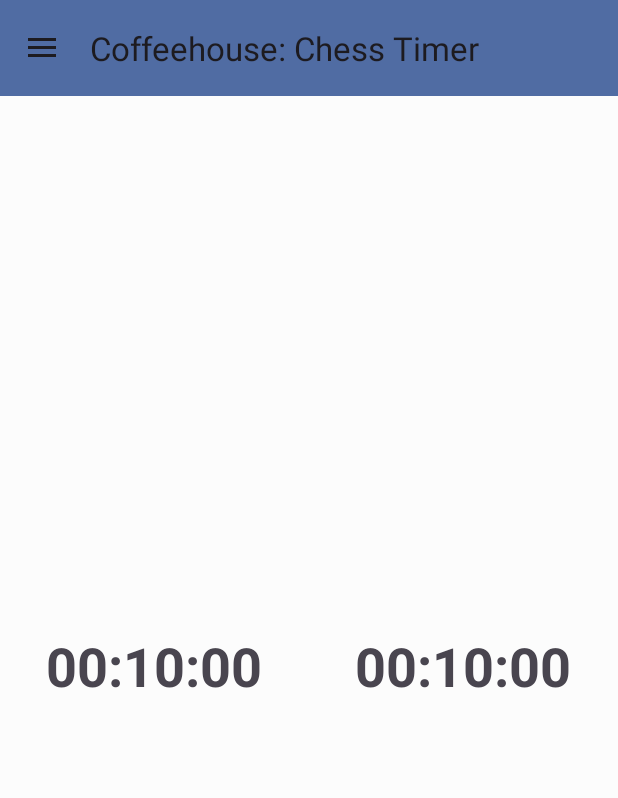
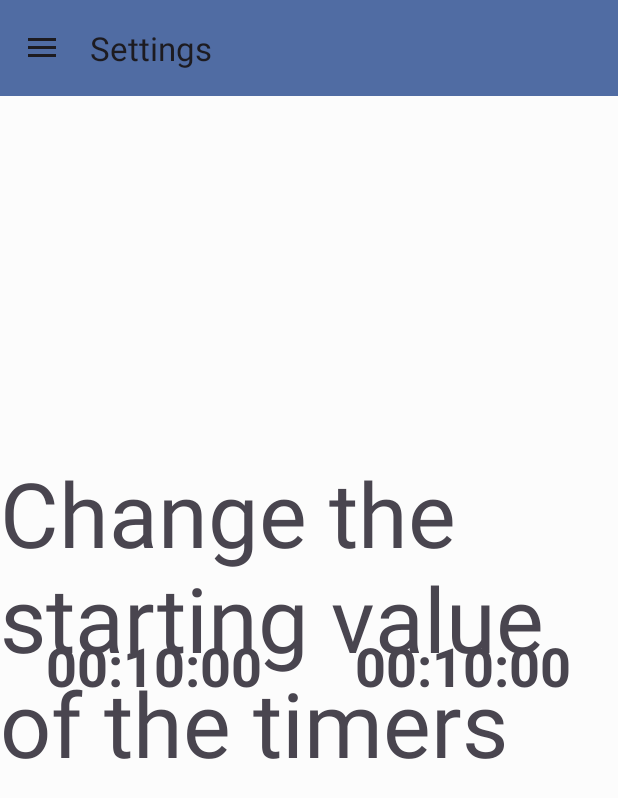
Before and after one commit to candlehand/coffeehouse, an Android app: the screen it shows after launch (MainActivity), in the side drawer, after a tap on "Settings", on a phone screen of 412 x 824 dp. Shown: the top 798 px of the screen. Run offline under Robolectric (Android 15) with nearby library versions, the phone set to English and light mode, and no system bars.

Commit message:
added Pause button. Added framework for switching fragments

```diff
--- a/coffeehouse/app/src/main/java/com/weatherly/coffeehouse/MainActivity.kt
+++ b/coffeehouse/app/src/main/java/com/weatherly/coffeehouse/MainActivity.kt
@@ -35,24 +35,33 @@ import androidx.appcompat.widget.SwitchCompat
 import androidx.appcompat.widget.Toolbar
 import androidx.core.view.GravityCompat
 import androidx.drawerlayout.widget.DrawerLayout
+import androidx.fragment.app.Fragment
+import androidx.fragment.app.FragmentManager
 import com.google.android.material.navigation.NavigationView
 import com.google.android.material.switchmaterial.SwitchMaterial
 import java.text.DecimalFormat
+import com.weatherly.coffeehouse.SetTimeFragment
 
 class MainActivity : AppCompatActivity() {
 
-    // variables for navigation bar function
-    private lateinit var drawerLayout: DrawerLayout
-    private lateinit var actionBarDrawerToggle: ActionBarDrawerToggle
-    // hold user's selection of which player's turn it is
+
+    // user's selection of which player's turn it is
     private var timerSelected = 1
-    // holds remaining time on each clock
+    // keep track of which clock is running
+    var clock1Running = false
+    var clock2Running = false
+    // remaining time on each clock
     var clock1Time: Long = 600000
     var clock2Time: Long = 600000
     // init textView variables for the 2 clocks
     lateinit var clock1 : TextView
     lateinit var clock2 : TextView
-    // init nave menu switch
+    // track pause state
+    private var isPaused = false
+    // variables for navigation bar function
+    private lateinit var drawerLayout: DrawerLayout
+    private lateinit var actionBarDrawerToggle: ActionBarDrawerToggle
+    // init nav menu switch
     private lateinit var switchDarkMode: SwitchCompat
 
     // runs on creation of the main activity, at app start
@@ -75,6 +84,10 @@ class MainActivity : AppCompatActivity() {
         // uses the toolbar as an actionbar
         setSupportActionBar(toolbar)
 
+        // assign the clock view ids to variables
+        clock1 = findViewById(R.id.clock1)
+        clock2 = findViewById(R.id.clock2)
+
         // drawer layout instance to toggle the menu icon to open
         // drawer and back button to close drawer
         drawerLayout = findViewById(R.id.my_drawer_layout)
@@ -93,12 +106,7 @@ class MainActivity : AppCompatActivity() {
             onNavigationItemSelected(menuItem)
         }
 
-        // assign the clock view ids to variables
-        clock1 = findViewById(R.id.clock1)
-        clock2 = findViewById(R.id.clock2)
-        // assign initial values to clock text. To be changed into variables
-        clock1.text = getString(R.string.initialClock)
-        clock2.text = getString(R.string.initialClock)
+
 
         // if saved state exists, retrieve clock times before proceeding
         if (savedInstanceState != null) {
@@ -122,6 +130,9 @@ class MainActivity : AppCompatActivity() {
 
         val body: TextView = dialog.findViewById(R.id.intro_card)
         body.text = getString(R.string.intro_message)
+        // set clocks before message is displayed
+        setClockText(clock1, clock1Time)
+        setClockText(clock2, clock2Time)
 
         // closes the dialog when user clicks outside of it
         dialog.setCanceledOnTouchOutside(true)
@@ -143,32 +154,48 @@ class MainActivity : AppCompatActivity() {
 
     private fun onNavigationItemSelected(menuItem: MenuItem): Boolean {
         Log.d("MainActivity", "Menu item selected: ${menuItem.title}")
-        val id = menuItem.itemId
-        when (id) {
+        when (val id = menuItem.itemId) {
             R.id.nav_dark_mode -> {
                 // Handle the theme switch action
-                Toast.makeText(this, "Theme switch selected", Toast.LENGTH_SHORT).show()
+                Toast.makeText(this, "Theme changed", Toast.LENGTH_SHORT).show()
                 toggleDarkMode(menuItem)
-                // val intent = Intent(this, HomeActivity::class.java)
-                // startActivity(intent)
             }
             R.id.nav_settings -> {
                 // Handle the settings action
-                Toast.makeText(this, "Settings selected", Toast.LENGTH_SHORT).show()
+                Toast.makeText(this, "Settings menu coming soon!", Toast.LENGTH_SHORT).show()
+                pauseTimers()
+                replaceFragment(SetTimeFragment(), menuItem.title.toString())
+
             }
             R.id.nav_reset -> {
                 // Handle the reset action
-                Toast.makeText(this, "Clocks Reset", Toast.LENGTH_SHORT).show()
+                Toast.makeText(this, "Time reset.", Toast.LENGTH_SHORT).show()
                 timer1.cancel()
                 timer2.cancel()
                 clock1Time = 600000
                 clock2Time = 600000
                 startDialog(timer1, timer2, timerSelected)
             }
+            R.id.pause -> {
+                pauseTimers()
             }
+        }
+
         // Close the navigation drawer after item is selected
         drawerLayout.closeDrawer(GravityCompat.START)
         return true
+
+    }
+
+    private fun pauseTimers() {
+        isPaused = true
+        timerSelected = if (clock1Running) {
+            1
+        } else {
+            2
+        }
+        timer1.cancel()
+        timer2.cancel()
     }
 
     // opens and closes the drawer when icon is clicked
@@ -215,19 +242,18 @@ class MainActivity : AppCompatActivity() {
         editor.apply()
     }
 
-
-
-
     // Timer object for player 1, 600000 = 10 minutes 1 = 1 millisecond
     private val timer1 = object : CountDownTimer(clock1Time, 1000) {
         // Callback function triggered regularly
         override fun onTick(millisUntilFinished: Long) {
+            clock1Running = true
             clock1Time -= 1000
             setClockText(clock1, clock1Time)
         }
 
         // displays message when the time runs out
         override fun onFinish() {
+            clock1Running = false
             clock1.text = getString(R.string.timeOut)
         }
     }
@@ -236,27 +262,43 @@ class MainActivity : AppCompatActivity() {
     private val timer2 = object : CountDownTimer(clock2Time, 1000) {
         // Callback function triggered regularly
         override fun onTick(millisUntilFinished: Long) {
+            clock2Running = true
             clock2Time -= 1000
             setClockText(clock2, clock2Time)
         }
         // displays message when the time runs out
         override fun onFinish() {
+            clock2Running = false
             clock2.text = getString(R.string.timeOut)
         }
     }
 
     // method for capturing button click to swap clocks
     fun timerSwapButtonClick(view: View?) {
-        if (timerSelected == 1){
+        if (isPaused) {
+            if (timerSelected == 1) {
+                clock1Running = true
+                setClockText(clock2, clock2Time)
+                isPaused = false
+            } else {
+                clock2Running = false
+                setClockText(clock1, clock1Time)
+                isPaused = false
+            }
+        } else {
+            if (timerSelected == 1) {
                 // adds & displays extra 5 seconds when clock is stopped per Fischer rules
+                clock1Running = false
                 clock1Time += 5000
                 setClockText(clock1, clock1Time)
                 timerSelected = 2
             } else {
                 // adds & displays extra 5 seconds when clock is stopped per Fischer rules
+                clock2Running = false
                 clock2Time += 5000
                 setClockText(clock2, clock2Time)
                 timerSelected = 1
+            }
         }
         startTimers(timer1, timer2, timerSelected)
     }
@@ -281,11 +323,18 @@ class MainActivity : AppCompatActivity() {
         outState.putLong("clock2TimeKey", clock2Time)
     }
 
+    // handles switching between menu fragments
+    private fun replaceFragment(fragment: Fragment, title: String) {
+        // log entry for troubleshooting
+        Log.d("MainActivity", "Replacing fragment with: $title")
+        // do stuff when menu item is selected
+        val fragmentManager = supportFragmentManager
+        val fragmentTransaction = fragmentManager.beginTransaction()
+        fragmentTransaction.replace(R.id.fragmentView, fragment)
+        fragmentTransaction.commit()
+        drawerLayout.closeDrawers()
+        setTitle(title)
     }
-
-// handles switching between menu fragments
-fun replaceFragment() {
-    // do stuff when menu item is selected
 }
 
     // method initializes one timer at a time at program start
--- /dev/null
+++ b/coffeehouse/app/src/main/java/com/weatherly/coffeehouse/SetTimeFragment.kt
@@ -0,0 +1,59 @@
+package com.weatherly.coffeehouse
+
+import android.os.Bundle
+import androidx.fragment.app.Fragment
+import android.view.LayoutInflater
+import android.view.View
+import android.view.ViewGroup
+
+// TODO: Rename parameter arguments, choose names that match
+// the fragment initialization parameters, e.g. ARG_ITEM_NUMBER
+private const val ARG_PARAM1 = "param1"
+private const val ARG_PARAM2 = "param2"
+
+/**
+ * A simple [Fragment] subclass.
+ * Use the [SetTimeFragment.newInstance] factory method to
+ * create an instance of this fragment.
+ */
+class SetTimeFragment : Fragment() {
+    // TODO: Rename and change types of parameters
+    private var param1: String? = null
+    private var param2: String? = null
+
+    override fun onCreate(savedInstanceState: Bundle?) {
+        super.onCreate(savedInstanceState)
+        arguments?.let {
+            param1 = it.getString(ARG_PARAM1)
+            param2 = it.getString(ARG_PARAM2)
+        }
+    }
+
+    override fun onCreateView(
+        inflater: LayoutInflater, container: ViewGroup?,
+        savedInstanceState: Bundle?
+    ): View? {
+        // Inflate the layout for this fragment
+        return inflater.inflate(R.layout.fragment_set_time, container, false)
+    }
+
+    companion object {
+        /**
+         * Use this factory method to create a new instance of
+         * this fragment using the provided parameters.
+         *
+         * @param param1 Parameter 1.
+         * @param param2 Parameter 2.
+         * @return A new instance of fragment setTimeFragment.
+         */
+        // TODO: Rename and change types and number of parameters
+        @JvmStatic
+        fun newInstance(param1: String, param2: String) =
+            SetTimeFragment().apply {
+                arguments = Bundle().apply {
+                    putString(ARG_PARAM1, param1)
+                    putString(ARG_PARAM2, param2)
+                }
+            }
+    }
+}
--- a/coffeehouse/app/src/main/res/layout/activity_main.xml
+++ b/coffeehouse/app/src/main/res/layout/activity_main.xml
@@ -16,11 +16,11 @@ tools:ignore="HardcodedText">
         android:id="@+id/main"
         android:layout_width="match_parent"
         android:layout_height="match_parent"
-        tools:context=".MainActivity"
         app:layout_constraintBottom_toBottomOf="parent"
         app:layout_constraintEnd_toEndOf="parent"
         app:layout_constraintStart_toStartOf="parent"
-        app:layout_constraintTop_toTopOf="parent">
+        app:layout_constraintTop_toTopOf="parent"
+        tools:context=".MainActivity">
 
         <com.google.android.material.appbar.AppBarLayout
             android:id="@+id/appBarLayout"
@@ -92,6 +92,16 @@ tools:ignore="HardcodedText">
                 android:textStyle="bold" />
         </LinearLayout>
 
+        <androidx.fragment.app.FragmentContainerView
+            android:id="@+id/fragmentView"
+            android:layout_width="match_parent"
+            android:layout_height="match_parent"
+            app:layout_constraintBottom_toBottomOf="@+id/timerSwapButton"
+            app:layout_constraintEnd_toEndOf="@+id/timerSwapButton"
+            app:layout_constraintStart_toStartOf="@+id/timerSwapButton"
+            app:layout_constraintTop_toTopOf="@+id/timerSwapButton"
+            tools:layout="@layout/fragment_set_time" />
+
     </androidx.constraintlayout.widget.ConstraintLayout>
 
     <com.google.android.material.navigation.NavigationView
--- /dev/null
+++ b/coffeehouse/app/src/main/res/layout/fragment_set_time.xml
@@ -0,0 +1,16 @@
+<?xml version="1.0" encoding="utf-8"?>
+<FrameLayout xmlns:android="http://schemas.android.com/apk/res/android"
+    xmlns:tools="http://schemas.android.com/tools"
+    android:layout_width="match_parent"
+    android:layout_height="match_parent"
+    tools:context=".SetTimeFragment">
+
+    <!-- TODO: Update blank fragment layout -->
+    <TextView
+        android:layout_width="wrap_content"
+        android:layout_height="wrap_content"
+        android:layout_gravity="center"
+        android:text="@string/set_time_fragment"
+        android:textSize="60sp"/>
+
+</FrameLayout>
--- a/coffeehouse/app/src/main/res/menu/navigation.xml
+++ b/coffeehouse/app/src/main/res/menu/navigation.xml
@@ -13,13 +13,20 @@
     <item
         android:id="@+id/nav_settings"
         android:title="Settings"
-        app:showAsAction="ifRoom"
-        android:contentDescription=""/>
+        app:showAsAction="never"
+        android:contentDescription="Settings menu"/>
 
     <item
         android:id="@+id/nav_reset"
         android:title="Reset"
         app:showAsAction="ifRoom"
-        android:contentDescription=""/>
+        android:contentDescription="Reset the timers"/>
+
+    <item
+        android:id="@+id/pause"
+        android:title="Pause"
+        app:showAsAction="ifRoom"
+        android:contentDescription="Pause Button"/>
+
 
 </menu>
--- a/coffeehouse/app/src/main/res/values/strings.xml
+++ b/coffeehouse/app/src/main/res/values/strings.xml
@@ -1,7 +1,7 @@
 <resources>
     <string name="app_name">Coffeehouse: Chess Timer</string>
     <string name="title">Chess Timer</string>
-    <string name="intro_message">Click anywhere on the screen to begin</string>
+    <string name="intro_message">Tap anywhere on screen to begin</string>
     <string name="timer1Text">Player 1</string>
     <string name="timer2Text">Player 2</string>
     <string name="initialClock">10:00:00</string>
@@ -9,4 +9,5 @@
     <string name="timeOut">Time\'s up!</string>
     <string name="nav_open">Open</string>
     <string name="nav_close">Close</string>
+    <string name="set_time_fragment">Change the starting value of the timers</string>
 </resources>
```
Lines whose indentation alone changed are shown as unchanged.
